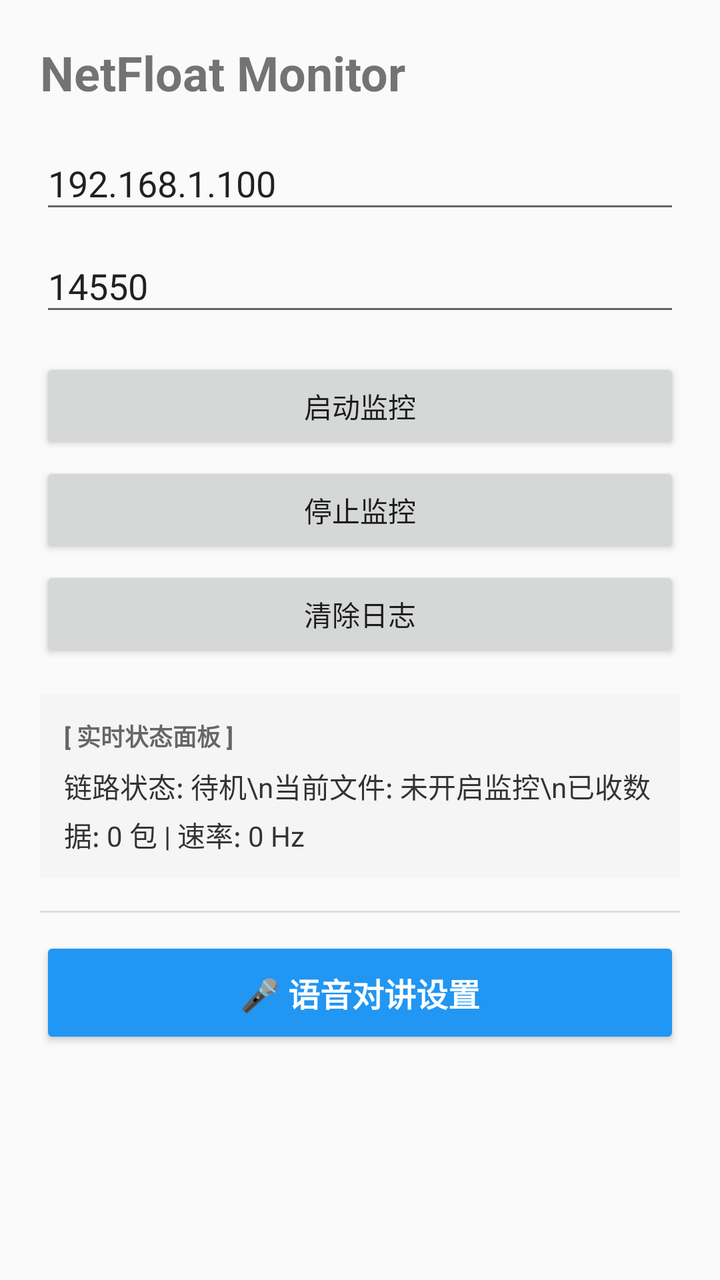
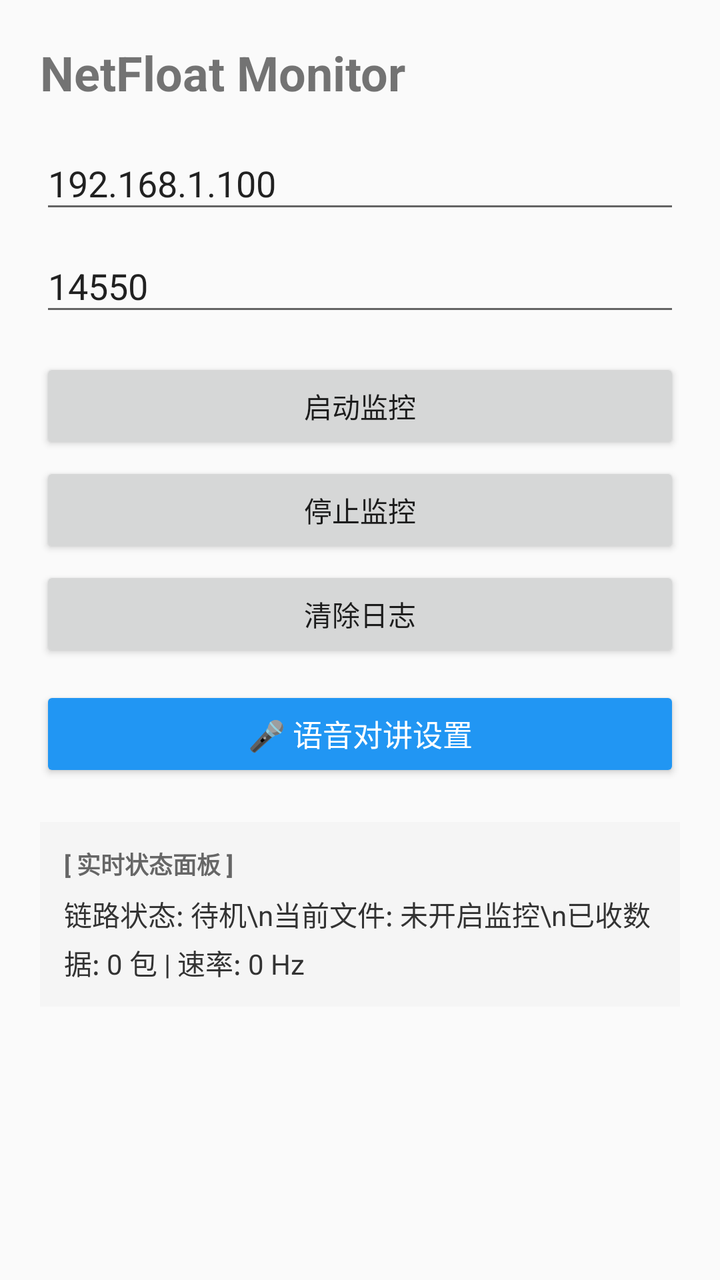

Compare the two renders of this Android layout. The source of the first and the diff that turns it into the second are given below.
<!-- AndroidManifest.xml: application theme AppTheme -->
<!-- res/layout/activity_main.xml -->
<?xml version="1.0" encoding="utf-8"?>
<ScrollView xmlns:android="http://schemas.android.com/apk/res/android"
    android:layout_width="match_parent"
    android:layout_height="match_parent"
    android:fillViewport="true">

    <LinearLayout 
        android:layout_width="match_parent"
        android:layout_height="wrap_content"
        android:orientation="vertical"
        android:padding="20dp">

        <TextView
            android:layout_width="wrap_content"
            android:layout_height="wrap_content"
            android:text="NetFloat Monitor"
            android:textStyle="bold"
            android:textSize="24sp" />

        <EditText
            android:id="@+id/editIp"
            android:layout_width="match_parent"
            android:layout_height="wrap_content"
            android:layout_marginTop="16dp"
            android:hint="目标IP"
            android:text="192.168.1.100" />

        <EditText
            android:id="@+id/editPort"
            android:layout_width="match_parent"
            android:layout_height="wrap_content"
            android:layout_marginTop="8dp"
            android:hint="UDP端口"
            android:inputType="number"
            android:text="14550" />

        <Button
            android:id="@+id/startBtn"
            android:layout_width="match_parent"
            android:layout_height="wrap_content"
            android:layout_marginTop="16dp"
            android:text="启动监控" />

        <Button
            android:id="@+id/stopBtn"
            android:layout_width="match_parent"
            android:layout_height="wrap_content"
            android:layout_marginTop="4dp"
            android:text="停止监控" />

        <Button
            android:id="@+id/clearBtn"
            android:layout_width="match_parent"
            android:layout_height="wrap_content"
            android:layout_marginTop="4dp"
            android:text="清除日志" />

        
        <LinearLayout
            android:layout_width="match_parent"
            android:layout_height="wrap_content"
            android:layout_marginTop="16dp"
            android:orientation="vertical"
            android:background="#F5F5F5"
            android:padding="12dp">

            <TextView
                android:layout_width="wrap_content"
                android:layout_height="wrap_content"
                android:text="[ 实时状态面板 ]"
                android:textStyle="bold"
                android:textColor="#666666"
                android:textSize="12sp" />

            <TextView
                android:id="@+id/tvStatusInfo"
                android:layout_width="match_parent"
                android:layout_height="wrap_content"
                android:layout_marginTop="6dp"
                android:textColor="#333333"
                android:textSize="14sp"
                android:lineSpacingMultiplier="1.2"
                android:text="链路状态: 待机\n当前文件: 未开启监控\n已收数据: 0 包 | 速率: 0 Hz" />
        </LinearLayout>

        <View
            android:layout_width="match_parent"
            android:layout_height="1dp"
            android:layout_marginTop="16dp"
            android:background="#DDDDDD" />

        
        <Button
            android:id="@+id/btnVoiceSettings"
            android:layout_width="match_parent"
            android:layout_height="56dp"
            android:layout_marginTop="12dp"
            android:text="🎤 语音对讲设置"
            android:textSize="16sp"
            android:textStyle="bold"
            android:backgroundTint="#2196F3"
            android:textColor="#FFFFFF" />

        <TextView
            android:id="@+id/logPath"
            android:layout_width="match_parent"
            android:layout_height="wrap_content"
            android:layout_marginTop="16dp"
            android:textColor="#888888"
            android:textSize="12sp" />

    </LinearLayout>
</ScrollView>
<!-- resources referenced by this layout -->
<resources>
  <style name="AppTheme" parent="Theme.AppCompat.Light.NoActionBar">
  
  </style>
</resources>

<!-- the commit's change to res/layout/activity_main.xml (unified diff, before → after) -->
@@ -1,113 +1,101 @@
 <?xml version="1.0" encoding="utf-8"?>
-<ScrollView xmlns:android="http://schemas.android.com/apk/res/android"
+<LinearLayout 
+    xmlns:android="http://schemas.android.com/apk/res/android"
     android:layout_width="match_parent"
     android:layout_height="match_parent"
-    android:fillViewport="true">
+    android:orientation="vertical"
+    android:padding="20dp">
 
-    <LinearLayout 
+    <TextView
+        android:layout_width="wrap_content"
+        android:layout_height="wrap_content"
+        android:text="NetFloat Monitor"
+        android:textStyle="bold"
+        android:textSize="24sp" />
+
+    <EditText
+        android:id="@+id/editIp"
         android:layout_width="match_parent"
         android:layout_height="wrap_content"
+        android:layout_marginTop="16dp"
+        android:hint="目标IP"
+        android:text="192.168.1.100" />
+
+    <EditText
+        android:id="@+id/editPort"
+        android:layout_width="match_parent"
+        android:layout_height="wrap_content"
+        android:layout_marginTop="8dp"
+        android:hint="UDP端口"
+        android:inputType="number"
+        android:text="14550" />
+
+    <Button
+        android:id="@+id/startBtn"
+        android:layout_width="match_parent"
+        android:layout_height="wrap_content"
+        android:layout_marginTop="16dp"
+        android:text="启动监控" />
+
+    <Button
+        android:id="@+id/stopBtn"
+        android:layout_width="match_parent"
+        android:layout_height="wrap_content"
+        android:layout_marginTop="4dp"
+        android:text="停止监控" />
+
+    <Button
+        android:id="@+id/clearBtn"
+        android:layout_width="match_parent"
+        android:layout_height="wrap_content"
+        android:layout_marginTop="4dp"
+        android:text="清除日志" />
+
+    
+    <Button
+        android:id="@+id/btnVoiceSettings"
+        android:layout_width="match_parent"
+        android:layout_height="wrap_content"
+        android:layout_marginTop="12dp"
+        android:text="🎤 语音对讲设置"
+        android:textSize="15sp"
+        android:backgroundTint="#2196F3"
+        android:textColor="#FFFFFF" />
+
+    
+    <LinearLayout
+        android:layout_width="match_parent"
+        android:layout_height="wrap_content"
+        android:layout_marginTop="20dp"
         android:orientation="vertical"
-        android:padding="20dp">
+        android:background="#F5F5F5"
+        android:padding="12dp">
 
         <TextView
             android:layout_width="wrap_content"
             android:layout_height="wrap_content"
-            android:text="NetFloat Monitor"
+            android:text="[ 实时状态面板 ]"
             android:textStyle="bold"
-            android:textSize="24sp" />
+            android:textColor="#666666"
+            android:textSize="12sp" />
 
-        <EditText
-            android:id="@+id/editIp"
+        <TextView
+            android:id="@+id/tvStatusInfo"
             android:layout_width="match_parent"
             android:layout_height="wrap_content"
-            android:layout_marginTop="16dp"
-            android:hint="目标IP"
-            android:text="192.168.1.100" />
+            android:layout_marginTop="6dp"
+            android:textColor="#333333"
+            android:textSize="14sp"
+            android:lineSpacingMultiplier="1.2"
+            android:text="链路状态: 待机\n当前文件: 未开启监控\n已收数据: 0 包 | 速率: 0 Hz" />
+    </LinearLayout>
 
-        <EditText
-            android:id="@+id/editPort"
-            android:layout_width="match_parent"
-            android:layout_height="wrap_content"
-            android:layout_marginTop="8dp"
-            android:hint="UDP端口"
-            android:inputType="number"
-            android:text="14550" />
+    <TextView
+        android:id="@+id/logPath"
+        android:layout_width="match_parent"
+        android:layout_height="wrap_content"
+        android:layout_marginTop="20dp"
+        android:textColor="#888888"
+        android:textSize="12sp" />
 
-        <Button
-            android:id="@+id/startBtn"
-            android:layout_width="match_parent"
-            android:layout_height="wrap_content"
-            android:layout_marginTop="16dp"
-            android:text="启动监控" />
-
-        <Button
-            android:id="@+id/stopBtn"
-            android:layout_width="match_parent"
-            android:layout_height="wrap_content"
-            android:layout_marginTop="4dp"
-            android:text="停止监控" />
-
-        <Button
-            android:id="@+id/clearBtn"
-            android:layout_width="match_parent"
-            android:layout_height="wrap_content"
-            android:layout_marginTop="4dp"
-            android:text="清除日志" />
-
-        
-        <LinearLayout
-            android:layout_width="match_parent"
-            android:layout_height="wrap_content"
-            android:layout_marginTop="16dp"
-            android:orientation="vertical"
-            android:background="#F5F5F5"
-            android:padding="12dp">
-
-            <TextView
-                android:layout_width="wrap_content"
-                android:layout_height="wrap_content"
-                android:text="[ 实时状态面板 ]"
-                android:textStyle="bold"
-                android:textColor="#666666"
-                android:textSize="12sp" />
-
-            <TextView
-                android:id="@+id/tvStatusInfo"
-                android:layout_width="match_parent"
-                android:layout_height="wrap_content"
-                android:layout_marginTop="6dp"
-                android:textColor="#333333"
-                android:textSize="14sp"
-                android:lineSpacingMultiplier="1.2"
-                android:text="链路状态: 待机\n当前文件: 未开启监控\n已收数据: 0 包 | 速率: 0 Hz" />
-        </LinearLayout>
-
-        <View
-            android:layout_width="match_parent"
-            android:layout_height="1dp"
-            android:layout_marginTop="16dp"
-            android:background="#DDDDDD" />
-
-        
-        <Button
-            android:id="@+id/btnVoiceSettings"
-            android:layout_width="match_parent"
-            android:layout_height="56dp"
-            android:layout_marginTop="12dp"
-            android:text="🎤 语音对讲设置"
-            android:textSize="16sp"
-            android:textStyle="bold"
-            android:backgroundTint="#2196F3"
-            android:textColor="#FFFFFF" />
-
-        <TextView
-            android:id="@+id/logPath"
-            android:layout_width="match_parent"
-            android:layout_height="wrap_content"
-            android:layout_marginTop="16dp"
-            android:textColor="#888888"
-            android:textSize="12sp" />
-
-    </LinearLayout>
-</ScrollView>
+</LinearLayout>
